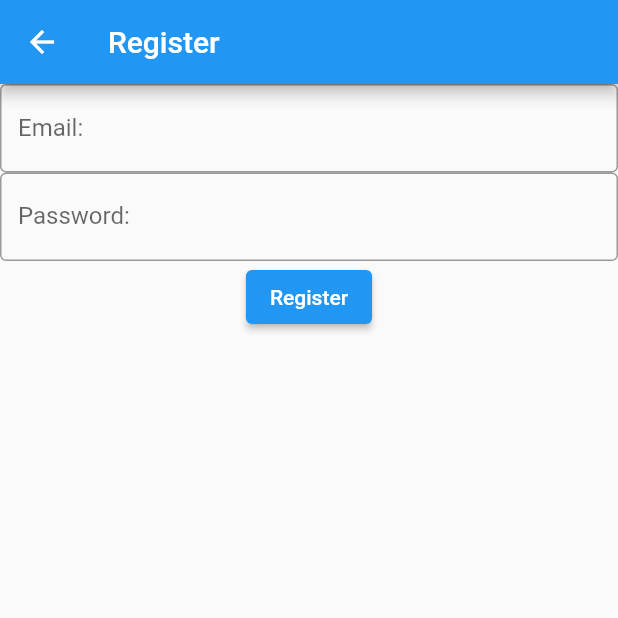
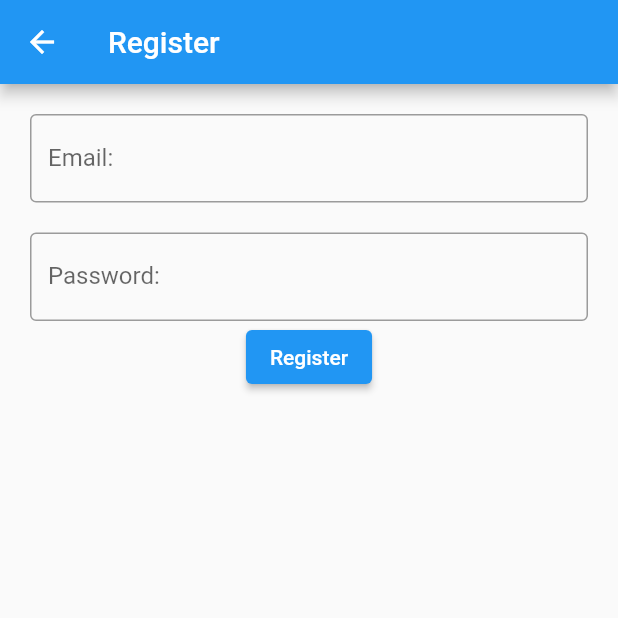
Before and after one commit to casfian/hellofirebase, a Flutter app: the screen it shows after launch, after a tap on "Register", on a phone screen of 412 x 824 dp, the top half of it. Run offline on Flutter 3.47's test engine with Material 2 defaults, Android fonts, the phone set to English and light mode, and no system bars; our stand-ins replace cloud_firestore, firebase_auth, firebase_core; accounts and stored records are empty.

Commit message:
tambah lawa sikit

```diff
--- a/lib/login.dart
+++ b/lib/login.dart
@@ -18,6 +18,8 @@ class Login extends StatelessWidget {
         margin: EdgeInsets.all(20),
         child: Column(
           children: [
+            Text('Selamat Datang. Sila Register dulu, Baru Login'),
+            SizedBox(height: 20,),
             TextField(
               controller: emailController,
               decoration: InputDecoration(
@@ -25,6 +27,7 @@ class Login extends StatelessWidget {
                 border: OutlineInputBorder(),
               ),
             ),
+            SizedBox(height: 20,),
             TextField(
               controller: passwordController,
               obscureText: true,
--- a/lib/register.dart
+++ b/lib/register.dart
@@ -13,7 +13,9 @@ class Register extends StatelessWidget {
       appBar: AppBar(
         title: Text('Register'),
       ),
-      body: Column(
+      body: Container(
+        margin: EdgeInsets.all(20),
+        child: Column(
           children: [
             TextField(
               controller: emailController,
@@ -22,6 +24,7 @@ class Register extends StatelessWidget {
                 border: OutlineInputBorder(),
               ),
             ),
+            SizedBox(height: 20,),
             TextField(
               controller: passwordController,
               decoration: InputDecoration(
@@ -40,6 +43,7 @@ class Register extends StatelessWidget {
                 child: Text('Register')),
           ],
         ),
+      ),
     );
   }
 }
```
Lines whose indentation alone changed are shown as unchanged.
